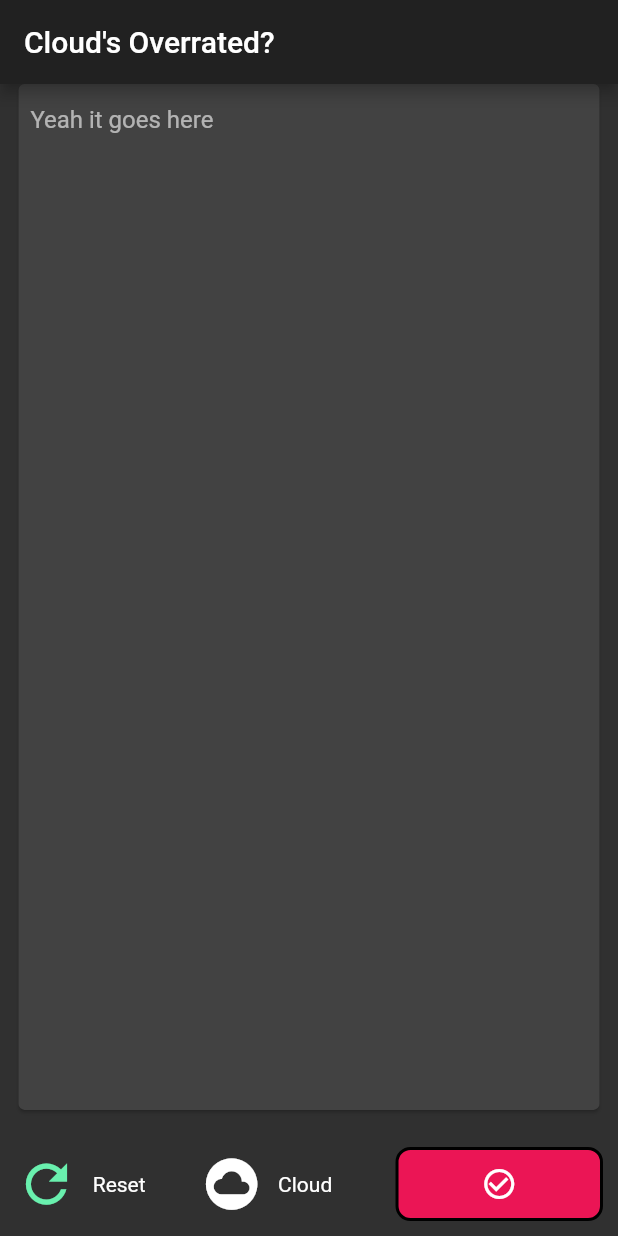
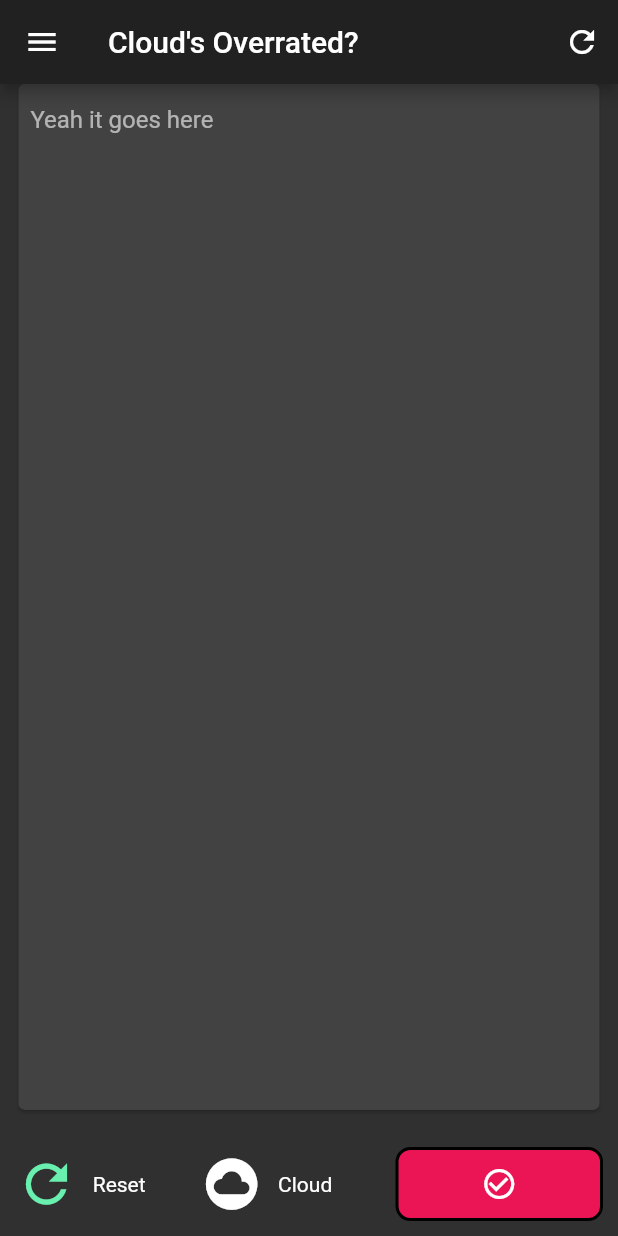
Before and after one commit to ShadowGits/just-some-manipulations, a Flutter app: the screen it shows after launch, after a tap on the "refresh" icon, on a phone screen of 412 x 824 dp. Run offline on Flutter 3.47's test engine with Material 2 defaults, Android fonts, the phone set to English and light mode, and no system bars; our stand-ins replace image_picker, progress_indicators; missing offline and left inert: loader.

Commit message:
Version 3
Custom Mask

```diff
--- a/WordCloudAndMore/word_clouding/lib/InputScreen.dart
+++ b/WordCloudAndMore/word_clouding/lib/InputScreen.dart
@@ -1,37 +1,106 @@
+import 'dart:io';
+
+import 'package:flutter/cupertino.dart';
 import 'package:flutter/material.dart';
+import 'package:image_picker/image_picker.dart';
+import 'package:word_clouding/checkScreen.dart';
+import 'package:word_clouding/constants.dart';
 
 import 'ActionButton.dart';
 import 'custom_radiobutton_icon_group.dart';
 import 'size_config.dart';
 
+File imageMask;
+bool gotMask=false;
 class InputScreen extends StatefulWidget {
   @override
   _InputScreenState createState() => _InputScreenState();
 }
 
 class _InputScreenState extends State<InputScreen> {
-  String _textInput="Check Data";
-  List<bool> _buttonChoices=[false,false];
-
+  String _textInput = "Check Data";
+  List<bool> _buttonChoices = [false, false];
 
   var _controller = TextEditingController();
 
-  void refreshWidget(choices){
+  void refreshWidget(choices) {
     setState(() {
-      _buttonChoices=List.from(choices);
+      _buttonChoices = List.from(choices);
     });
   }
-
 
   @override
   Widget build(BuildContext context) {
     var horizVal = displaySafeWidthBlocks(context);
     var vertVal = displaySafeHeightBlocks(context);
 
-
     return Scaffold(
       appBar: AppBar(
-        title: Text("Cloud's Overrated?"),),
+        title: Text("Cloud's Overrated?"),
+        actions:<Widget>[ IconButton(
+          icon:Icon(Icons.refresh),
+          onPressed:(){
+            setState(() {
+
+            });
+          },
+        ),]
+      ),
+      drawer: Drawer(
+          child: Column(
+        children: <Widget>[
+          SizedBox(
+            height: 2*vertVal,
+          ),
+          Container(
+            height: 10 * vertVal,
+            child: Row(
+              mainAxisAlignment: MainAxisAlignment.start,
+              children: <Widget>[
+                IconButton(
+                  icon: Icon(
+                    Icons.arrow_back_ios,
+                    size: 40,
+                    color: Colors.white,
+                  ),
+                  onPressed: () => Navigator.pop(context),
+                ),
+                VerticalDivider(
+                  thickness: 3,
+                ),
+                Text(
+                  "Help Yourself",
+                  style: TextStyle(
+                      fontStyle: FontStyle.italic,
+                      fontWeight: FontWeight.bold,
+                  fontSize: 18),
+                ),
+              ],
+            ),
+          ),
+          Divider(
+            thickness: 2,
+            color: Colors.pink,
+          ),
+          Expanded(
+            child: ListView.builder(
+              itemCount: drawerItems.length,
+              itemBuilder: (context, index) {
+                return Row(
+                  mainAxisAlignment: MainAxisAlignment.spaceBetween,
+                  children: <Widget>[
+                    SizedBox(width: 2*horizVal,),
+                    FlutterLogo(),
+                    SizedBox(width: 2*horizVal,),
+
+                    ListViewCardTile(index),
+                  ],
+                );
+              },
+            ),
+          ),
+        ],
+      )),
       body: SafeArea(
         child: SingleChildScrollView(
           child: Column(
@@ -39,8 +108,8 @@ class _InputScreenState extends State<InputScreen> {
             crossAxisAlignment: CrossAxisAlignment.center,
             children: <Widget>[
               inputTextFieldWidgetState(vertVal, horizVal),
+              getMaskInformation(vertVal,horizVal),
               getButtonGroup(context, horizVal, vertVal),
-
             ],
           ),
         ),
@@ -76,25 +145,20 @@ class _InputScreenState extends State<InputScreen> {
       child: Row(
         mainAxisAlignment: MainAxisAlignment.spaceAround,
         children: <Widget>[
-          CustomRadioButtonIconGroup(notifyParent:refreshWidget,buttonChoices:_buttonChoices),
+          CustomRadioButtonIconGroup(
+              notifyParent: refreshWidget, buttonChoices: _buttonChoices),
           SizedBox(
-            width: 2*vertVal,
+            width: 2 * vertVal,
           ),
           Expanded(
             child: ActionButton(
               ontap: () async {
                 if (_buttonChoices[0]) {
                   _controller.clear();
-                }
-                else if (_buttonChoices[1]) {
-
-                  Navigator.pushReplacementNamed(context, '/Display',arguments: _textInput);
-
-                }
-
-                else{
-
-                }
+                } else if (_buttonChoices[1]) {
+                  Navigator.pushReplacementNamed(context, '/Display',
+                      arguments: [_textInput,gotMask,imageMask]);
+                } else {}
               },
               width: 25 * horizVal,
               height: vertVal * 6,
@@ -104,4 +168,78 @@ class _InputScreenState extends State<InputScreen> {
       ),
     );
   }
+
+  Widget getMaskInformation(double vertVal,double horizVal){
+    if(gotMask){
+      return Card(
+        child: Container(
+          width: 90*horizVal,
+          height: 10*vertVal,
+          child:Row(
+            children: <Widget>[
+              Text("Mask Obtained"),
+              Icon(Icons.assignment_turned_in),
+              Image.file(imageMask),
+            ],
+          )
+        ),
+      );
+
     }
+    return SizedBox();
+  }
+}
+
+
+
+
+
+
+class ListViewCardTile extends StatefulWidget {
+  @override
+  _ListViewCardTileState createState() => _ListViewCardTileState();
+  final int index;
+  ListViewCardTile(this.index);
+}
+
+class _ListViewCardTileState extends State<ListViewCardTile> {
+
+  Future<bool> _pickImageFromGallery(ImageSource imageSource) async{
+    imageMask=await ImagePicker.pickImage(source: imageSource);
+    return imageMask!=null;
+  }
+  @override
+  Widget build(BuildContext context) {
+    var horizVal = displaySafeWidthBlocks(context);
+    var vertVal = displaySafeHeightBlocks(context);
+
+    return Align(
+        child: Card(
+          color: Colors.blueAccent,
+          child: InkWell(
+            onTap:() async{
+              if(await _pickImageFromGallery(ImageSource.gallery))
+                gotMask=true;
+            },
+            child: Container(
+              height: 7 * vertVal,
+              width: 66 * horizVal,
+              child: Row(
+                mainAxisAlignment: MainAxisAlignment.start,
+                children: <Widget>[
+                  SizedBox(
+                    width: 10 * horizVal,
+                  ),
+                  Text(drawerItems[widget.index]),
+                  Icon(
+                    Icons.child_care,
+                    color: Colors.brown,
+                  ),
+                ],
+              ),
+            ),
+          ),
+        ),
+    );
+  }
+}
--- a/WordCloudAndMore/word_clouding/lib/constants.dart
+++ b/WordCloudAndMore/word_clouding/lib/constants.dart
@@ -1 +1,8 @@
-const String url = "https://the-word-cloud-app.herokuapp.com/Image";
+const String url = "http://the-word-cloud-app.herokuapp.com/Image";
+const String urlMask = "http://the-word-cloud-app.herokuapp.com/ImageWithMask";
+
+//
+//const String url = "http://127.0.0.1:5000/Image";
+//const String urlMask = "http://127.0.0.1:5000/ImageWithMask";
+
+const List<String> drawerItems=['Create Mask'];
--- a/WordCloudAndMore/word_clouding/pubspec.yaml
+++ b/WordCloudAndMore/word_clouding/pubspec.yaml
@@ -30,6 +30,7 @@ dependencies:
   path_provider: ^1.6.11
   progress_indicators: ^0.1.2
   loader: ^0.4.0
+  image_picker: ^0.6.7+4
 
 
   # The following adds the Cupertino Icons font to your application.
```
Also changed, not shown: WordCloudAndMore/word_clouding/lib/API.dart (+55 -8 lines), WordCloudAndMore/word_clouding/lib/checkScreen.dart (added, +14 -0 lines), WordCloudAndMore/word_clouding/lib/data_fetch.dart (+12 -4 lines), WordCloudAndMore/word_clouding/pubspec.lock, 1 other file. Lines whose indentation alone changed are shown as unchanged.
